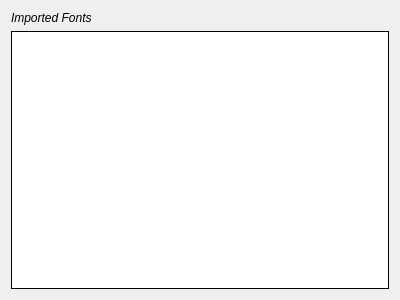
The window that src/importedfonts.ui (fontmatrix/fontmatrix) describes before a commit, drawn with Qt 5.
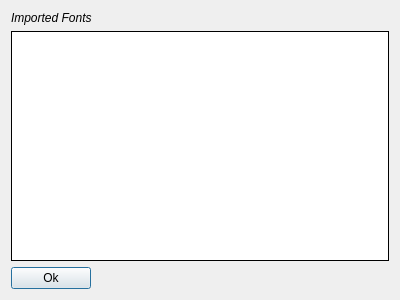
The same window after the commit.

Commit message: Enhance Fonts Import Dialog Window by adding Ok button and displaying count of number of imported fonts

Patch:
```diff
--- a/src/importedfonts.ui
+++ b/src/importedfonts.ui
@@ -46,6 +46,19 @@
        </property>
       </widget>
      </item>
+     <item>
+      <widget class="QPushButton" name="btnOk" >
+       <property name="sizePolicy" >
+        <sizepolicy vsizetype="Fixed" hsizetype="Fixed" >
+         <horstretch>0</horstretch>
+         <verstretch>0</verstretch>
+        </sizepolicy>
+       </property>
+       <property name="text" >
+        <string>Ok</string>
+       </property>
+      </widget>
+     </item>
     </layout>
    </item>
   </layout>
```
Left out of the diff: 19 changed lines with no effect on the pictures. The commit also changes 1 other file.
